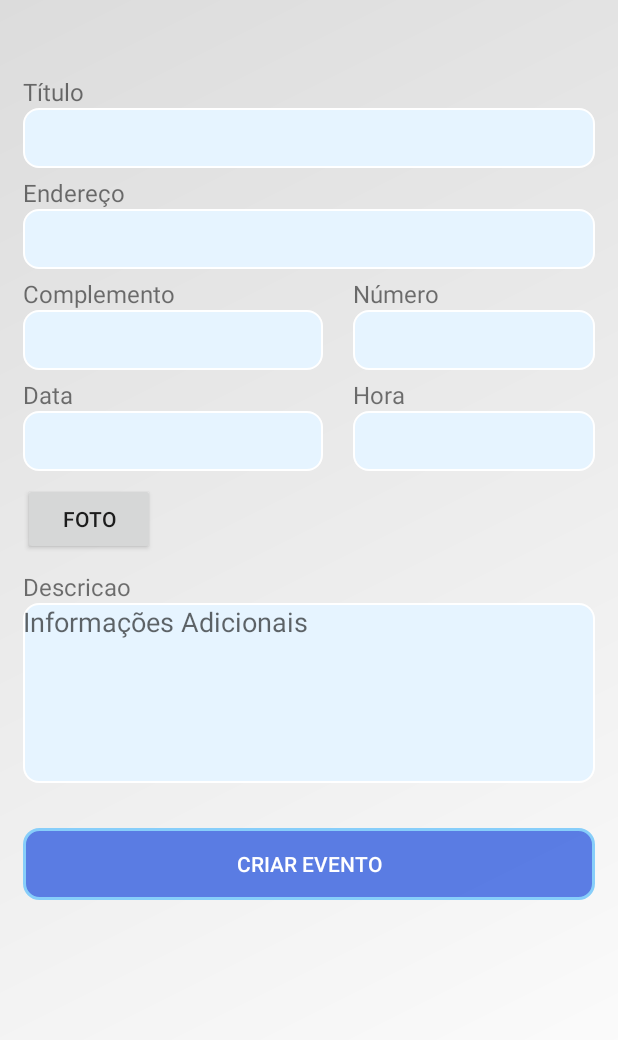
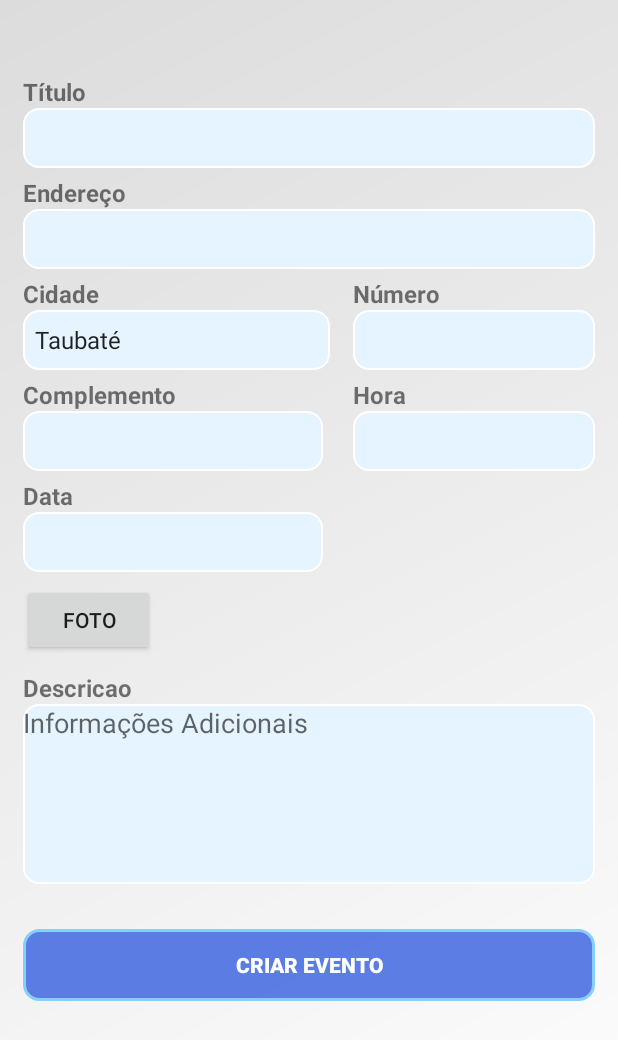
Before and after one commit to Chicarelli/Voluntariar, an Android app: the CriarEventoFisico screen opened directly, with no data from a screen before it, on a phone screen of 412 x 824 dp. Shown: the top 1040 px of the screen. Run offline under Robolectric (Android 15) with nearby library versions, the phone set to English and light mode, and no system bars; our stand-ins replace Firebase (no records; nobody signed in at launch, a user with empty details on screens opened directly); Roboto replaces fonts that are not available here.

Commit message:
Alterando entrada de dados salvos no Firebase Firestore, layout Main Activity

```diff
--- a/app/src/main/java/com/example/voluntariado/CriarEventoFisico.java
+++ b/app/src/main/java/com/example/voluntariado/CriarEventoFisico.java
@@ -9,11 +9,15 @@ import android.net.Uri;
 import android.os.Bundle;
 import android.provider.MediaStore;
 import android.view.View;
+import android.widget.AdapterView;
+import android.widget.ArrayAdapter;
 import android.widget.EditText;
+import android.widget.Spinner;
 import android.widget.Toast;
 
 import com.google.android.gms.tasks.OnFailureListener;
 import com.google.android.gms.tasks.OnSuccessListener;
+import com.google.firebase.Timestamp;
 import com.google.firebase.auth.FirebaseAuth;
 import com.google.firebase.auth.FirebaseUser;
 import com.google.firebase.firestore.DocumentReference;
@@ -25,6 +29,9 @@ import com.google.firebase.storage.UploadTask;
 import java.io.ByteArrayOutputStream;
 import java.io.FileNotFoundException;
 import java.io.IOException;
+import java.text.ParseException;
+import java.text.SimpleDateFormat;
+import java.util.Date;
 import java.util.HashMap;
 import java.util.Map;
 
@@ -42,9 +49,11 @@ public class CriarEventoFisico extends AppCompatActivity {
     private EditText txtData;
     private EditText txtHora;
     private EditText txtDesc;
+    String citySelected;
     Bitmap bitmap;
     Uri downloadUri;
     private int PICK_IMAGE = 1234;
+    Spinner spinner;
 
     @Override
     protected void onCreate(Bundle savedInstanceState) {
@@ -59,6 +68,29 @@ public class CriarEventoFisico extends AppCompatActivity {
         txtDesc = findViewById(R.id.editDesc);
         txtData.addTextChangedListener(MaskEditUtil.mask(txtData, MaskEditUtil.FORMAT_DATE));
         txtHora.addTextChangedListener(MaskEditUtil.mask(txtHora, MaskEditUtil.FORMAT_HOUR));
+
+        spinner = findViewById(R.id.spinnerCities);
+        ArrayAdapter<CharSequence> adapter = ArrayAdapter.createFromResource(this, R.array.cities_array, android.R.layout.simple_spinner_item);
+        adapter.setDropDownViewResource(android.R.layout.simple_spinner_dropdown_item);
+        spinner.setAdapter(adapter);
+
+    }
+
+    @Override
+    protected void onResume() {
+        super.onResume();
+
+        spinner.setOnItemSelectedListener(new AdapterView.OnItemSelectedListener() {
+            @Override
+            public void onItemSelected(AdapterView<?> parent, View view, int position, long id) {
+                citySelected = parent.getItemAtPosition(position).toString();
+            }
+
+            @Override
+            public void onNothingSelected(AdapterView<?> parent) {
+
+            }
+        });
     }
 
     protected void onStart() {
@@ -101,7 +133,6 @@ public class CriarEventoFisico extends AppCompatActivity {
     }
 
     public void registrarEvento(String titulo, String endereco, String numero, final String data, String descricao, String complemento, String hora){
-        String imagem = salvarFoto(titulo);
         final Map<String, Object> dataToSave = new HashMap<String, Object>();
         dataToSave.put("titulo", titulo);
         dataToSave.put("endereco", endereco);
@@ -111,16 +142,21 @@ public class CriarEventoFisico extends AppCompatActivity {
         dataToSave.put("descricao", descricao);
         dataToSave.put("hora", hora);
         dataToSave.put("proprietario", mAuth.getUid());
-        if (imagem != null){
-            dataToSave.put("imagem", imagem);
-        }
-
+        dataToSave.put("cidade", citySelected);
+        Timestamp dateInTimestamp = transformingDataInTimestamp(data);
+        dataToSave.put("timestamp", dateInTimestamp);
         firestoreEvento.collection("eventos")
                 .add(dataToSave)
                 .addOnSuccessListener(new OnSuccessListener<DocumentReference>() {
                     @Override
                     public void onSuccess(DocumentReference documentReference) {
                         dataToSave.put("id", documentReference.getId());
+                        if(bitmap != null) {
+                            dataToSave.put("imagem", documentReference.getId());
+                            salvarFoto(documentReference.getId());
+                        } else {
+                            dataToSave.put("imagem", "teste.jpeg");
+                        }
                         firestoreEvento.collection("eventos").document(documentReference.getId()).set(dataToSave)
                                 .addOnSuccessListener(new OnSuccessListener<Void>() {
                                     @Override
@@ -143,6 +179,18 @@ public class CriarEventoFisico extends AppCompatActivity {
 
                     }
                 });
+    }
+
+    private Timestamp transformingDataInTimestamp(String data) {
+    SimpleDateFormat formato = new SimpleDateFormat("dd/MM/yyyy");
+        Date dataFormatada = null;
+        try {
+            dataFormatada = formato.parse(data);
+        } catch (ParseException e) {
+            e.printStackTrace();
+        }
+        Timestamp ts = new Timestamp (dataFormatada);
+    return ts;
     }
 
     public void telaLista(){
@@ -174,17 +222,14 @@ public class CriarEventoFisico extends AppCompatActivity {
         }
     }
 
-    protected String salvarFoto(String titulo){
-
+    protected void salvarFoto(String titulo){
         if(bitmap != null) {
-            CriarEventoFisicoUtil criarEventoFisicoUtil = new CriarEventoFisicoUtil(mAuth.getUid(), titulo);
-            String nameCreated = criarEventoFisicoUtil.getCreatedName();
 
             ByteArrayOutputStream baos = new ByteArrayOutputStream();
             bitmap.compress(Bitmap.CompressFormat.JPEG, 100, baos);
             byte[] dados = baos.toByteArray();
 
-            final UploadTask uploadTask = imagesRef.child(nameCreated).putBytes(dados);
+            final UploadTask uploadTask = imagesRef.child(titulo).putBytes(dados);
             uploadTask.addOnFailureListener(new OnFailureListener() {
                 @Override
                 public void onFailure(@NonNull Exception exception) {
@@ -197,11 +242,6 @@ public class CriarEventoFisico extends AppCompatActivity {
                     downloadUri = taskSnapshot.getUploadSessionUri();
                 }
             });
-
-
-            return nameCreated;
-        }else {
-            return "teste.jpeg";
         }
     }
 
--- a/app/src/main/java/com/example/voluntariado/MyProfileEditActivity.java
+++ b/app/src/main/java/com/example/voluntariado/MyProfileEditActivity.java
@@ -91,7 +91,7 @@ public class MyProfileEditActivity extends AppCompatActivity {
     nome.setText(user.getNome());
     nascimento.setText(user.getDataNasc());
     email.setText(user.getEmail());
-    StorageReference refStorage = storage.getReferenceFromUrl("gs://voluntariar-50f20.appspot.com/images").child(id);
+    StorageReference refStorage = storage.getReferenceFromUrl("gs://voluntariar-50f20.appspot.com/images").child(mAuth.getCurrentUser().getUid());
     refStorage.getDownloadUrl().addOnSuccessListener(new OnSuccessListener<Uri>() {
       @Override
       public void onSuccess(Uri uri) {
--- a/app/src/main/java/com/example/voluntariado/maskEditUtil.java
+++ b/app/src/main/java/com/example/voluntariado/maskEditUtil.java
@@ -3,7 +3,6 @@ package com.example.voluntariado;
 import android.text.Editable;
 import android.text.TextWatcher;
 import android.widget.EditText;
-
 abstract class MaskEditUtil {
 
     public static final String FORMAT_CPF = "###.###.###-##";
--- /dev/null
+++ b/app/src/main/res/drawable/ic_location.xml
@@ -0,0 +1,5 @@
+<vector android:height="28dp" android:tint="#0C0C0C"
+    android:viewportHeight="24" android:viewportWidth="24"
+    android:width="28dp" xmlns:android="http://schemas.android.com/apk/res/android">
+    <path android:fillColor="@android:color/white" android:pathData="M12,2C8.13,2 5,5.13 5,9c0,5.25 7,13 7,13s7,-7.75 7,-13c0,-3.87 -3.13,-7 -7,-7zM12,11.5c-1.38,0 -2.5,-1.12 -2.5,-2.5s1.12,-2.5 2.5,-2.5 2.5,1.12 2.5,2.5 -1.12,2.5 -2.5,2.5z"/>
+</vector>
--- a/app/src/main/res/layout/activity_criar_evento_fisico.xml
+++ b/app/src/main/res/layout/activity_criar_evento_fisico.xml
@@ -16,6 +16,7 @@
         android:layout_marginTop="50dp"
         android:text="Título"
         android:textSize="16sp"
+        android:textStyle="bold"
         app:layout_constraintStart_toStartOf="parent"
         app:layout_constraintTop_toTopOf="parent" />
 
@@ -43,6 +44,7 @@
         android:layout_marginTop="5dp"
         android:text="Endereço"
         android:textSize="16sp"
+        android:textStyle="bold"
         app:layout_constraintStart_toStartOf="parent"
         app:layout_constraintTop_toBottomOf="@+id/editTitulo" />
 
@@ -62,6 +64,28 @@
         app:layout_constraintTop_toBottomOf="@+id/textView8" />
 
     <TextView
+        android:id="@+id/txtViewCities"
+        android:layout_width="wrap_content"
+        android:layout_height="wrap_content"
+        android:layout_marginTop="5dp"
+        android:text="Cidade"
+        android:textSize="16sp"
+        android:textStyle="bold"
+        app:layout_constraintLeft_toLeftOf="@id/editEndereco"
+        app:layout_constraintTop_toBottomOf="@id/editEndereco" />
+
+    <Spinner
+        android:id="@+id/spinnerCities"
+        android:layout_width="0dp"
+        android:layout_height="0dp"
+        android:layout_marginRight="15dp"
+        android:background="@drawable/caixa_de_texto"
+        app:layout_constraintBottom_toBottomOf="@id/editNumero"
+        app:layout_constraintLeft_toLeftOf="@id/editEndereco"
+        app:layout_constraintRight_toLeftOf="@id/editNumero"
+        app:layout_constraintTop_toTopOf="@id/editNumero" />
+
+    <TextView
         android:id="@+id/textView9"
         android:layout_width="0dp"
         android:layout_height="wrap_content"
@@ -70,8 +94,9 @@
         android:layout_marginTop="5dp"
         android:text="Complemento"
         android:textSize="16sp"
+        android:textStyle="bold"
         app:layout_constraintStart_toStartOf="parent"
-        app:layout_constraintTop_toBottomOf="@+id/editEndereco" />
+        app:layout_constraintTop_toBottomOf="@id/spinnerCities" />
 
     <EditText
         android:id="@+id/editComplemento"
@@ -96,6 +121,7 @@
         android:layout_marginTop="5dp"
         android:text="Número"
         android:textSize="16sp"
+        android:textStyle="bold"
         app:layout_constraintEnd_toEndOf="parent"
         app:layout_constraintHorizontal_bias="0.0"
         app:layout_constraintStart_toEndOf="@+id/editComplemento"
@@ -125,6 +151,7 @@
         android:layout_marginTop="5dp"
         android:text="Data"
         android:textSize="16sp"
+        android:textStyle="bold"
         app:layout_constraintStart_toStartOf="parent"
         app:layout_constraintTop_toBottomOf="@+id/editComplemento" />
 
@@ -149,6 +176,7 @@
         android:layout_marginTop="5dp"
         android:text="Hora"
         android:textSize="16sp"
+        android:textStyle="bold"
         app:layout_constraintStart_toEndOf="@+id/editData"
         app:layout_constraintTop_toBottomOf="@+id/editNumero" />
 
@@ -190,6 +218,7 @@
         android:layout_marginTop="10dp"
         android:text="Descricao"
         android:textSize="16sp"
+        android:textStyle="bold"
         app:layout_constraintStart_toStartOf="parent"
         app:layout_constraintTop_toBottomOf="@id/uploadFoto" />
 
@@ -220,9 +249,10 @@
         android:layout_marginEnd="15dp"
         android:layout_marginRight="15dp"
         android:background="@drawable/botao_login"
-        android:textColor="#FFFFFF"
         android:onClick="criarEvento"
         android:text="Criar Evento"
+        android:textColor="#FFFFFF"
+        android:textStyle="bold"
         app:layout_constraintEnd_toEndOf="parent"
         app:layout_constraintStart_toStartOf="parent"
         app:layout_constraintTop_toBottomOf="@+id/editDesc" />
--- a/app/src/main/res/layout/item_eventos.xml
+++ b/app/src/main/res/layout/item_eventos.xml
@@ -52,7 +52,7 @@
                 app:layout_constraintRight_toRightOf="parent"
                 app:layout_constraintTop_toBottomOf="@id/evento_titulo"
                 app:layout_constraintVertical_bias="0.02"
-                app:srcCompat="@drawable/ic_proprietario"
+                app:srcCompat="@drawable/ic_location"
                 tools:layout_editor_absoluteX="26dp"
                 tools:layout_editor_absoluteY="46dp" />
 
--- /dev/null
+++ b/app/src/main/res/values/values_of_cities.xml
@@ -0,0 +1,11 @@
+<?xml version="1.0" encoding="utf-8"?>
+<resources>
+    <string-array name="cities_array">
+        <item>Taubaté</item>
+        <item>Caçapava</item>
+        <item>Tremembé</item>
+        <item>São José dos Campos</item>
+        <item>Pindamonhangaba</item>
+        <item>Lorena</item>
+    </string-array>
+</resources>
```
Also changed, not shown: app/src/main/java/com/example/voluntariado/CadastroActivity.java (+1 -8 lines), app/src/main/java/com/example/voluntariado/EventoAdapter.java (+5 -3 lines), app/src/main/java/com/example/voluntariado/MainActivity.java (+35 -2 lines), app/src/main/java/com/example/voluntariado/telaDoEvento.java (+34 -4 lines), app/src/main/res/layout/activity_main.xml (+28 -7 lines), app/src/main/res/menu/participantemenu.xml (added, +8 -0 lines), 133 other files.
